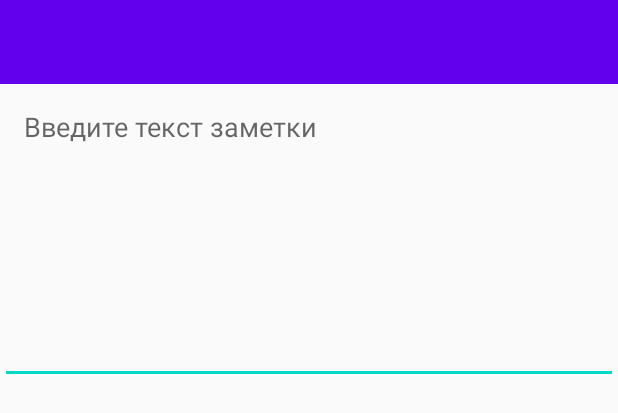
After one commit to MadMakZa/Todolist, an Android app: the layout activity_note_details.xml on its own in the app's theme, with its tools: preview values and no code run, on a phone screen of 412 x 824 dp. The commit adds this screen. Shown: the top 413 px of the screen. Run offline under Robolectric (Android 15) with nearby library versions, the phone set to English and light mode, and no system bars.

Commit message:
NoteDetailsActivity

```diff
--- a/app/src/main/AndroidManifest.xml
+++ b/app/src/main/AndroidManifest.xml
@@ -6,11 +6,12 @@
         android:allowBackup="true"
         android:icon="@mipmap/ic_launcher"
         android:label="@string/app_name"
+        android:name=".App"
         android:roundIcon="@mipmap/ic_launcher_round"
         android:supportsRtl="true"
         android:theme="@style/AppTheme">
         <activity
-            android:name=".MainActivity"
+            android:name=".screens.main.MainActivity"
             android:label="@string/app_name"
             android:theme="@style/AppTheme.NoActionBar">
             <intent-filter>
@@ -19,6 +20,9 @@
                 <category android:name="android.intent.category.LAUNCHER" />
             </intent-filter>
         </activity>
+        <activity
+            android:name=".screens.details.NoteDetailsActivity"
+            android:theme="@style/AppTheme.NoActionBar"/>
     </application>
 
 </manifest>
--- a/app/src/main/res/layout/activity_main.xml
+++ b/app/src/main/res/layout/activity_main.xml
@@ -4,7 +4,7 @@
     xmlns:tools="http://schemas.android.com/tools"
     android:layout_width="match_parent"
     android:layout_height="match_parent"
-    tools:context=".MainActivity">
+    tools:context=".screens.main.MainActivity">
 
     <com.google.android.material.appbar.AppBarLayout
         android:layout_width="match_parent"
--- /dev/null
+++ b/app/src/main/res/layout/activity_note_details.xml
@@ -0,0 +1,27 @@
+<?xml version="1.0" encoding="utf-8"?>
+<LinearLayout xmlns:android="http://schemas.android.com/apk/res/android"
+    xmlns:app="http://schemas.android.com/apk/res-auto"
+    xmlns:tools="http://schemas.android.com/tools"
+    android:orientation="vertical"
+    android:layout_width="match_parent"
+    android:layout_height="match_parent">
+
+    <androidx.appcompat.widget.Toolbar
+        android:id="@+id/toolbar"
+        android:layout_width="match_parent"
+        android:layout_height="?attr/actionBarSize"
+        android:background="?attr/colorPrimary"
+        app:popupTheme="@style/AppTheme.PopupOverlay"
+        />
+
+    <EditText
+        android:id="@+id/text"
+        android:layout_width="match_parent"
+        android:layout_height="wrap_content"
+        android:hint="@string/note_text"
+        android:minHeight="200dp"
+        android:gravity="top"
+        android:padding="16dp"
+        />
+
+</LinearLayout>
--- a/app/src/main/res/menu/menu_main.xml
+++ b/app/src/main/res/menu/menu_main.xml
@@ -1,7 +1,7 @@
 <menu xmlns:android="http://schemas.android.com/apk/res/android"
     xmlns:app="http://schemas.android.com/apk/res-auto"
     xmlns:tools="http://schemas.android.com/tools"
-    tools:context="com.example.todolist.MainActivity">
+    tools:context="com.example.todolist.screens.main.MainActivity">
     <item
         android:id="@+id/action_settings"
         android:orderInCategory="100"
```
Also changed, not shown: app/src/main/java/com/example/todolist/App.java (added, +54 -0 lines), app/src/main/java/com/example/todolist/MainActivity.java (deleted, +0 -56 lines), app/src/main/java/com/example/todolist/data/AppDatabase.java (added, +15 -0 lines), app/src/main/java/com/example/todolist/screens/details/NoteDetailsActivity.java (added, +49 -0 lines), app/src/main/java/com/example/todolist/screens/main/MainActivity.java (added, +48 -0 lines), app/src/main/java/com/example/todolist/screens/main/MainViewModel.java (added, +21 -0 lines), app/src/main/res/layout/content_main.xml (+9 -18 lines), app/src/main/res/values/strings.xml (+3 -7 lines).
